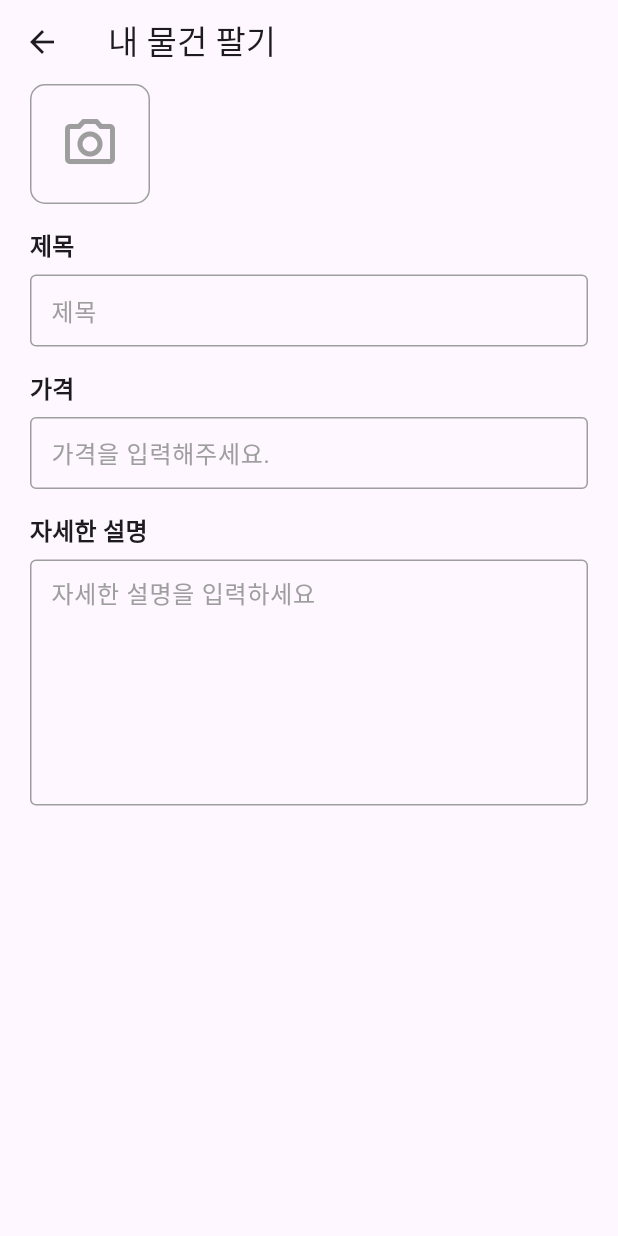
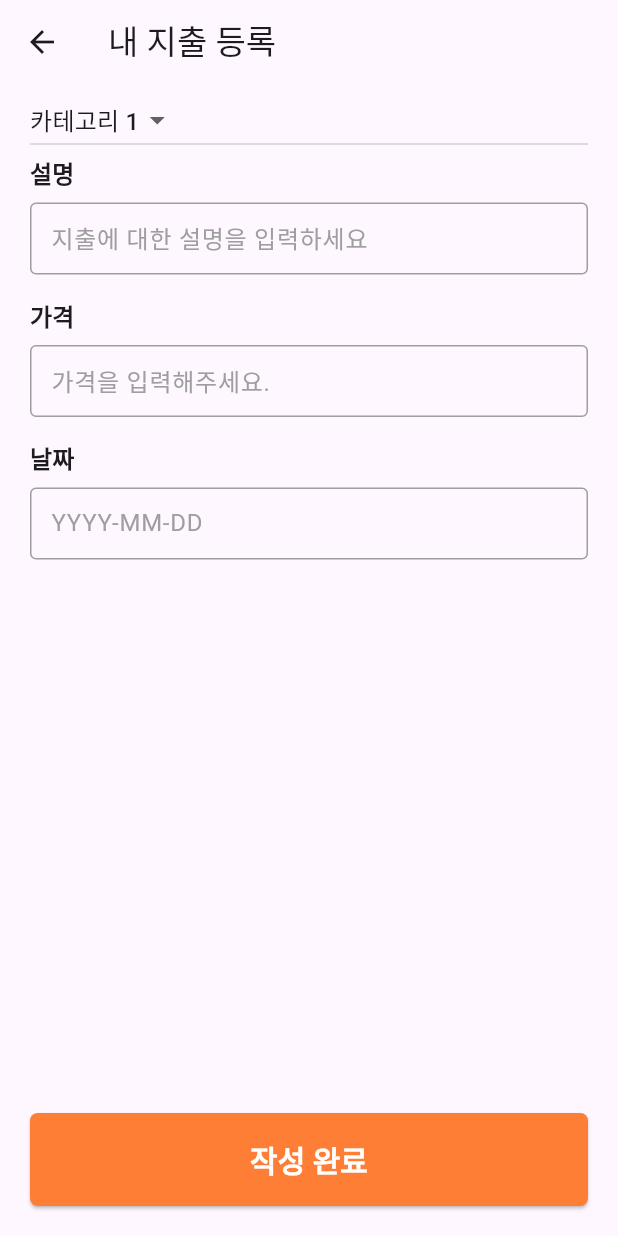
Before and after one commit to GGeunit/MABook, a Flutter app: the ExpenseIndex screen opened directly, after a tap on the "add" icon, on a phone screen of 412 x 824 dp. Run offline on Flutter 3.47's test engine with Material 3 defaults, Android fonts, the phone set to English and light mode, and no system bars; our stand-ins replace get, get_storage, image_picker, timeago, webview_flutter; accounts and stored records are empty; network calls fail; Roboto replaces fonts that are missing (Noto Sans).

Commit message:
expense 구현 중

```diff
--- a/carrot_flutter-main/lib/src/model/expense_model.dart
+++ b/carrot_flutter-main/lib/src/model/expense_model.dart
@@ -35,6 +35,9 @@ class ExpenseModel {
     DateTime? createdAt,
     bool? isMe,
     UserModel? writer,
+    required int categoryId,
+    required String description,
+    required date,
   }) {
     return ExpenseModel(
       id: id ?? this.id,
--- a/carrot_flutter-main/lib/src/screen/expense/create.dart
+++ b/carrot_flutter-main/lib/src/screen/expense/create.dart
@@ -1,6 +1,4 @@
 import 'package:carrot_flutter/src/controller/expense_controller.dart';
-import 'package:carrot_flutter/src/controller/file_controller.dart';
-import 'package:carrot_flutter/src/widget/button/expense_image.dart';
 import 'package:carrot_flutter/src/widget/form/label_textfield.dart';
 import 'package:flutter/material.dart';
 import 'package:get/get.dart';
@@ -14,29 +12,27 @@ class ExpenseCreate extends StatefulWidget {
 
 class _ExpenseCreateState extends State<ExpenseCreate> {
   final expenseController = Get.put(ExpenseController());
-  final fileController = Get.put(FileController());
-  // int? imageId;
-  final _titleController = TextEditingController();
+  final _descriptionController = TextEditingController();
   final _priceController = TextEditingController();
-  final _contentController = TextEditingController();
+  final _dateController = TextEditingController();
+  int _categoryId = 1; // 기본 카테고리 ID
 
-  // _submit() async {
-  //   final result = await expenseController.expenseCreate(
-  //     _titleController.text,
-  //     _priceController.text,
-  //     _contentController.text,
-  //     fileController.imageId.value,
-  //     // imageId,
-  //   );
-  //   if (result) {
-  //     Get.back();
-  //   }
-  // }
+  _submit() async {
+    final result = await expenseController.expenseCreate(
+      _categoryId,
+      _descriptionController.text,
+      _priceController.text,
+      _dateController.text,
+    );
+    if (result) {
+      Get.back();
+    }
+  }
 
   @override
   Widget build(BuildContext context) {
     return Scaffold(
-      appBar: AppBar(title: const Text('내 물건 팔기')),
+      appBar: AppBar(title: const Text('내 지출 등록')),
       body: Padding(
         padding: const EdgeInsets.symmetric(horizontal: 20),
         child: Column(
@@ -44,57 +40,50 @@ class _ExpenseCreateState extends State<ExpenseCreate> {
             Expanded(
               child: ListView(
                 children: [
-                  // 이미지 업로드
-                  InkWell(
-                    onTap: fileController.upload,
-                    child: Obx(
-                      () => ExpenseImage(fileController.imageUrl),
-                    ),
+                  // 카테고리 선택 (드롭다운 또는 다른 위젯으로 구현 필요)
+                  DropdownButton<int>(
+                    value: _categoryId,
+                    onChanged: (int? newValue) {
+                      setState(() {
+                        _categoryId = newValue!;
+                      });
+                    },
+                    items: <int>[1, 2, 3, 4, 5]
+                        .map<DropdownMenuItem<int>>((int value) {
+                      return DropdownMenuItem<int>(
+                        value: value,
+                        child: Text('카테고리 $value'),
+                      );
+                    }).toList(),
                   ),
-                  // Row(
-                  //   children: [
-                  //     Container(
-                  //       padding: const EdgeInsets.all(10),
-                  //       decoration: BoxDecoration(
-                  //         borderRadius: BorderRadius.circular(10),
-                  //         border: Border.all(color: Colors.grey, width: 1),
-                  //       ),
-                  //       child: const Icon(
-                  //         Icons.camera_alt_outlined,
-                  //         color: Colors.grey,
-                  //       ),
-                  //     ),
-                  //   ],
-                  // ),
-                  const SizedBox(height: 16),
-                  // 제목
+                  // 설명
                   LabelTextField(
-                    label: '제목',
-                    hintText: '제목',
-                    controller: _titleController,
+                    label: '설명',
+                    hintText: '지출에 대한 설명을 입력하세요',
+                    controller: _descriptionController,
                   ),
                   // 가격
                   LabelTextField(
                     label: '가격',
                     hintText: '가격을 입력해주세요.',
                     controller: _priceController,
+                    keyboardType: TextInputType.number,
                   ),
-                  // 설명
+                  // 날짜
                   LabelTextField(
-                    label: '자세한 설명',
-                    hintText: '자세한 설명을 입력하세요',
-                    controller: _contentController,
-                    maxLines: 6,
+                    label: '날짜',
+                    hintText: 'YYYY-MM-DD',
+                    controller: _dateController,
                   ),
                 ],
               ),
             ),
             Padding(
               padding: const EdgeInsets.symmetric(vertical: 20),
-              // child: ElevatedButton(
-              //   onPressed: _submit,
-              //   child: const Text('작성 완료'),
-              // ),
+              child: ElevatedButton(
+                onPressed: _submit,
+                child: const Text('작성 완료'),
+              ),
             ),
           ],
         ),
--- a/carrot_flutter-main/lib/src/screen/expense/index.dart
+++ b/carrot_flutter-main/lib/src/screen/expense/index.dart
@@ -45,7 +45,7 @@ class _ExpenseIndexState extends State<ExpenseIndex> {
       ),
       appBar: AppBar(
         centerTitle: false,
-        title: Text('시흥시 정왕동'),
+        title: Text('내 지출'),
         actions: [
           IconButton(
             onPressed: () {},
@@ -59,22 +59,6 @@ class _ExpenseIndexState extends State<ExpenseIndex> {
       ),
       body: Column(
         children: [
-          SizedBox(
-            height: 40,
-            child: ListView(
-              scrollDirection: Axis.horizontal,
-              children: const [
-                CategoryButton(icon: Icons.menu),
-                SizedBox(width: 12),
-                CategoryButton(icon: Icons.search, title: '알바'),
-                SizedBox(width: 12),
-                CategoryButton(icon: Icons.home, title: '부동산'),
-                SizedBox(width: 12),
-                CategoryButton(icon: Icons.car_crash, title: '중고차'),
-                SizedBox(width: 12),
-              ],
-            ),
-          ),
           Expanded(
               child: Obx(() => NotificationListener<ScrollNotification>(
                     onNotification: _onNotification,
```
Also changed, not shown: carrot_flutter-main/lib/src/controller/expense_controller.dart (+33 -65 lines), carrot_flutter-main/lib/src/provider/expense_provider.dart (+5 -5 lines), carrot_flutter-main/lib/src/screen/expense/edit.dart (+42 -45 lines), carrot_flutter-main/lib/src/widget/listitem/expense_list_item.dart (+17 -17 lines), 3 other files.
